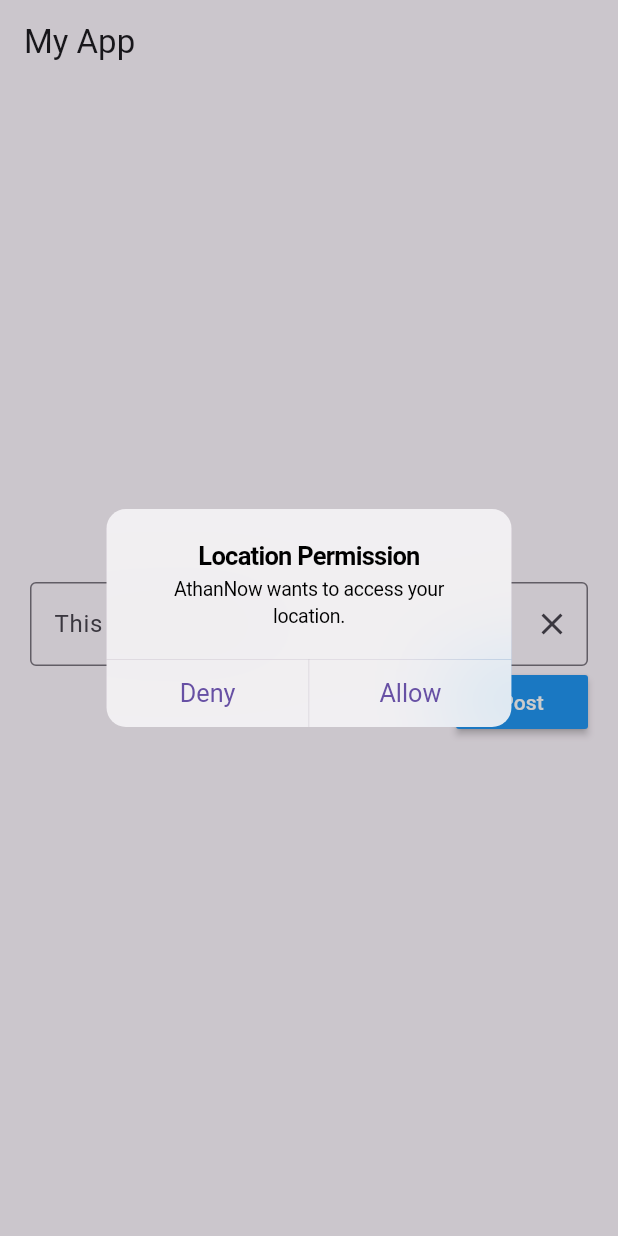
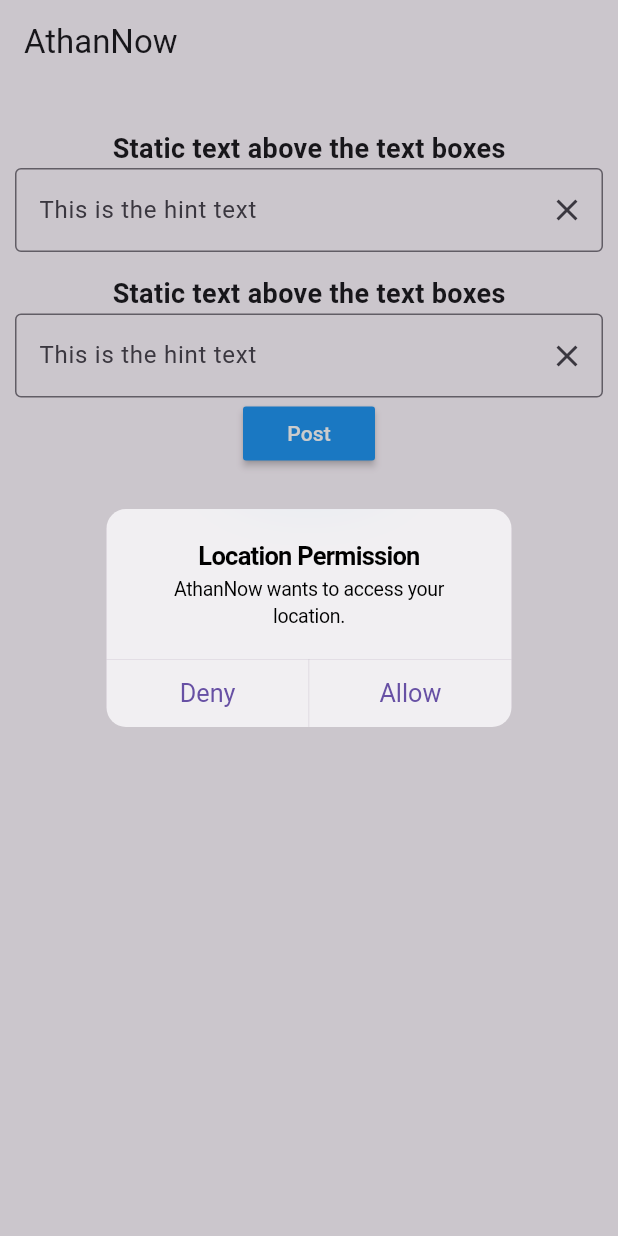
Before and after one commit to ChampionYusuf1/AthanNow, a Flutter app: the screen it shows after launch, on a phone screen of 412 x 824 dp. Run offline on Flutter 3.47's test engine with Material 3 defaults, Android fonts, the phone set to English and light mode, and no system bars; our stand-ins replace geolocator, location, shared_preferences.

Commit message:
basic widget layout finished

```diff
--- a/athannow/athannow/lib/main.dart
+++ b/athannow/athannow/lib/main.dart
@@ -15,7 +15,7 @@
       ),
       home: Scaffold(
         appBar: AppBar(
-          title: Text('My App'),
+          title: Text('AthanNow'),
         ),
         body: InitialPage(),
       ),
--- a/athannow/athannow/lib/pages/intialpage.dart
+++ b/athannow/athannow/lib/pages/intialpage.dart
@@ -1,7 +1,6 @@
 import 'package:flutter/material.dart';
 import 'package:flutter/cupertino.dart';
 import 'package:athannow/commonfunctions/functins.dart';
-import 'package:shared_preferences/shared_preferences.dart';
 import 'package:athannow/storage/storing.dart';
 
 class InitialPage extends StatefulWidget {
@@ -24,12 +23,39 @@
   @override
   Widget build(BuildContext context) {
     return Scaffold(
-      body: Padding(
-        padding: const EdgeInsets.all(20.0),
+      body: SingleChildScrollView(
+        padding: const EdgeInsets.all(10.0),
         child: Column(
-          crossAxisAlignment: CrossAxisAlignment.end,
-          mainAxisAlignment: MainAxisAlignment.center,
+          crossAxisAlignment: CrossAxisAlignment.center,
+          mainAxisAlignment: MainAxisAlignment.start,
           children: [
+            const SizedBox(
+              height: 20,
+            ),
+            const Text(
+              'Static text above the text boxes',
+              style: TextStyle(fontSize: 18, fontWeight: FontWeight.bold),
+            ),
+            TextField(
+              controller: _textController,
+              decoration: InputDecoration(
+                hintText: 'This is the hint text',
+                border: const OutlineInputBorder(),
+                suffixIcon: IconButton(
+                  onPressed: () {
+                    _textController.clear();
+                  },
+                  icon: const Icon(Icons.clear),
+                ),
+              ),
+            ),
+            SizedBox(
+              height: 15,
+            ),
+            Text(
+              'Static text above the text boxes',
+              style: TextStyle(fontSize: 18, fontWeight: FontWeight.bold),
+            ),
             TextField(
               controller: _textController,
               decoration: InputDecoration(
--- a/athannow/athannow/lib/storage/storing.dart
+++ b/athannow/athannow/lib/storage/storing.dart
@@ -1,8 +1,3 @@
-import 'dart:ffi';
-
-import 'package:flutter/material.dart';
-import 'package:flutter/cupertino.dart';
-import 'package:athannow/commonfunctions/functins.dart';
 import 'package:shared_preferences/shared_preferences.dart';
 
 // a few things we want to do here
```
